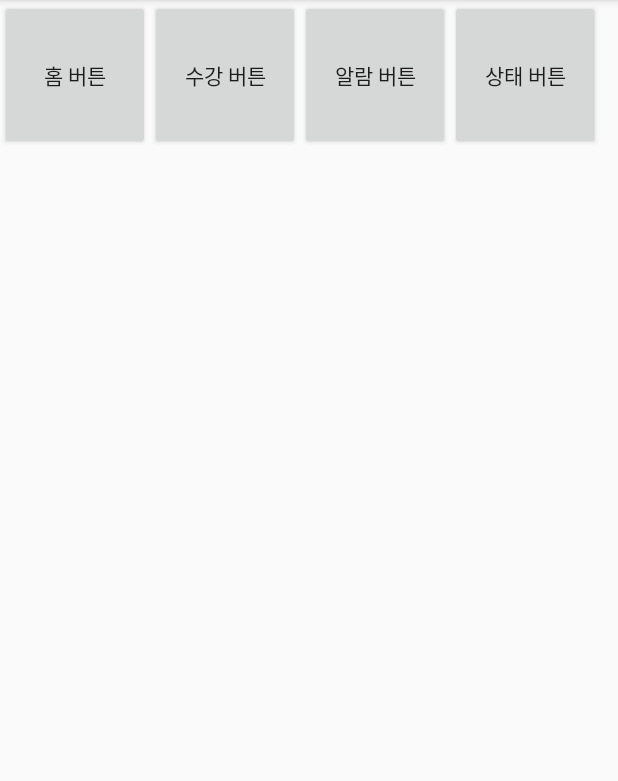
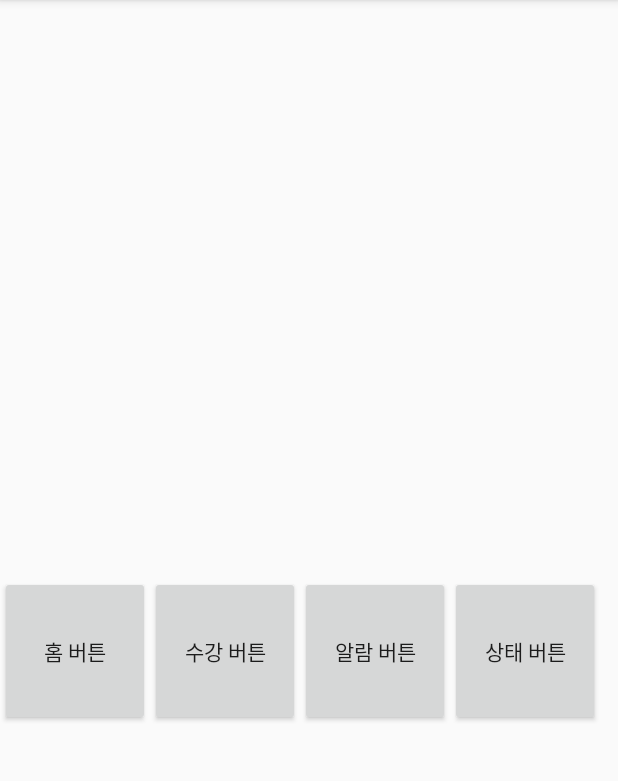
Before and after one commit to Kim-Eun-Bin/sugang-application, an Android app: the screen it shows after launch (AlarmActivity), on a phone screen of 412 x 824 dp, the part 84-865 px from its top. Run offline under Robolectric (Android 15) with nearby library versions, the phone set to English and light mode, and no system bars.

Commit message:
TeamProject 기본 틀2

```diff
--- a/app/src/main/res/layout/activity_alarm.xml
+++ b/app/src/main/res/layout/activity_alarm.xml
@@ -1,5 +1,5 @@
 <?xml version="1.0" encoding="utf-8"?>
-<LinearLayout xmlns:android="http://schemas.android.com/apk/res/android"
+<androidx.constraintlayout.widget.ConstraintLayout xmlns:android="http://schemas.android.com/apk/res/android"
     xmlns:app="http://schemas.android.com/apk/res-auto"
     xmlns:tools="http://schemas.android.com/tools"
     android:layout_width="match_parent"
@@ -7,33 +7,60 @@
     tools:context=".AlarmActivity">
 
 
+    <Button
+        android:id="@+id/btn3"
+        android:layout_width="100dp"
+        android:layout_height="100dp"
+        android:onClick="onClick3"
+        android:text="알람 버튼"
+        app:layout_constraintBottom_toBottomOf="parent"
+        app:layout_constraintEnd_toEndOf="parent"
+        app:layout_constraintHorizontal_bias="0.0"
+        app:layout_constraintStart_toEndOf="@+id/btn2"
+        app:layout_constraintTop_toTopOf="parent"
+        app:layout_constraintVertical_bias="0.575"
+        tools:ignore="MissingConstraints" />
 
     <Button
         android:id="@+id/btn1"
         android:layout_width="100dp"
         android:layout_height="100dp"
+        android:layout_marginEnd="4dp"
         android:onClick="onClick1"
         android:text="홈 버튼"
-        tools:layout_editor_absoluteX="256dp"
-        tools:layout_editor_absoluteY="33dp" />
+        app:layout_constraintBottom_toBottomOf="parent"
+        app:layout_constraintEnd_toEndOf="parent"
+        app:layout_constraintHorizontal_bias="0.0"
+        app:layout_constraintStart_toStartOf="parent"
+        app:layout_constraintTop_toTopOf="parent"
+        app:layout_constraintVertical_bias="0.575"
+        tools:ignore="MissingConstraints" />
 
     <Button
         android:id="@+id/btn2"
         android:layout_width="100dp"
         android:layout_height="100dp"
         android:onClick="onClick2"
-        android:text="수강 버튼" />
-    <Button
-        android:id="@+id/btn3"
-        android:layout_width="100dp"
-        android:layout_height="100dp"
-        android:onClick="onClick3"
-        android:text="알람 버튼" />
+        android:text="수강 버튼"
+        app:layout_constraintBottom_toBottomOf="parent"
+        app:layout_constraintEnd_toEndOf="parent"
+        app:layout_constraintHorizontal_bias="0.0"
+        app:layout_constraintStart_toEndOf="@+id/btn1"
+        app:layout_constraintTop_toTopOf="parent"
+        app:layout_constraintVertical_bias="0.575"
+        tools:ignore="MissingConstraints" />
+
     <Button
         android:id="@+id/btn4"
         android:layout_width="100dp"
         android:layout_height="100dp"
         android:onClick="onClick4"
-        android:text="상태 버튼" />
-
-</LinearLayout>
+        android:text="상태 버튼"
+        app:layout_constraintBottom_toBottomOf="parent"
+        app:layout_constraintEnd_toEndOf="parent"
+        app:layout_constraintHorizontal_bias="0.0"
+        app:layout_constraintStart_toEndOf="@+id/btn3"
+        app:layout_constraintTop_toTopOf="parent"
+        app:layout_constraintVertical_bias="0.575"
+        tools:ignore="MissingConstraints" />
+</androidx.constraintlayout.widget.ConstraintLayout>
```
Also changed, not shown: app/src/main/res/layout/activity_main.xml (+46 -17 lines), app/src/main/res/layout/activity_mypage.xml (+45 -12 lines), app/src/main/res/layout/activity_sugang.xml (+41 -12 lines), 2 other files.
